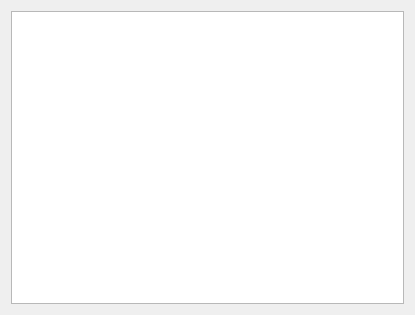
Qt form table.ui (MrBzjaQQ/DBApplication) before a commit.
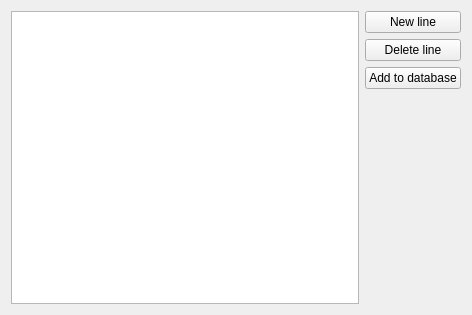
The same form after that commit.

Commit message: Deleted useless files from project. Added editing, adding and deleting rows in/from database table. This is first able to work variant.

What changed in the file:
```diff
--- a/table.ui
+++ b/table.ui
@@ -6,7 +6,7 @@
    <rect>
     <x>0</x>
     <y>0</y>
-    <width>415</width>
+    <width>472</width>
     <height>315</height>
    </rect>
   </property>
@@ -14,9 +14,43 @@
    <string>Form</string>
   </property>
   <layout class="QGridLayout" name="gridLayout">
-   <item row="0" column="0">
+   <item row="0" column="0" rowspan="4">
     <widget class="QTableView" name="tableView"/>
    </item>
+   <item row="0" column="1">
+    <widget class="QPushButton" name="addNewLineButton">
+     <property name="text">
+      <string>New line</string>
+     </property>
+    </widget>
+   </item>
+   <item row="1" column="1">
+    <widget class="QPushButton" name="deleteLineButton">
+     <property name="text">
+      <string>Delete line</string>
+     </property>
+    </widget>
+   </item>
+   <item row="2" column="1">
+    <widget class="QPushButton" name="addToDatabase">
+     <property name="text">
+      <string>Add to database</string>
+     </property>
+    </widget>
+   </item>
+   <item row="3" column="1">
+    <spacer name="verticalSpacer">
+     <property name="orientation">
+      <enum>Qt::Vertical</enum>
+     </property>
+     <property name="sizeHint" stdset="0">
+      <size>
+       <width>20</width>
+       <height>265</height>
+      </size>
+     </property>
+    </spacer>
+   </item>
   </layout>
  </widget>
  <resources/>
```
Left out of the diff: 4 changed lines with no effect on the pictures. The commit also changes 15 other files.
